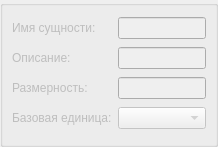
rdnvndr/raindrop, file src/plugins/modeleride/entitywidget.ui: the form before one commit.
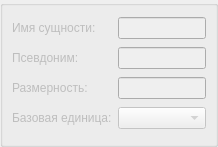
The form after the commit.

```diff
--- a/src/plugins/modeleride/entitywidget.ui
+++ b/src/plugins/modeleride/entitywidget.ui
@@ -72,7 +72,7 @@
       <item row="1" column="0">
        <widget class="QLabel" name="labelEntityDesc">
         <property name="text">
-         <string>Описание:</string>
+         <string>Псевдоним:</string>
         </property>
        </widget>
       </item>
```
Left out of the diff: 4 changed lines with no effect on the pictures.
